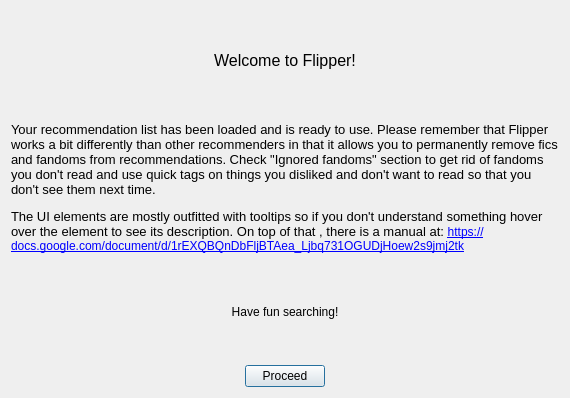
Before: the Qt Designer form UI/welcomedialog.ui in Zeks/flipper, drawn with Qt 5.
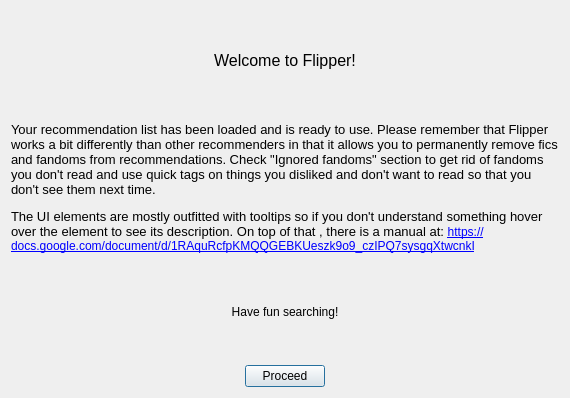
After: the same form once the commit is applied.

Commit message: 1. Metascore is now default searching mode 2. A new button to reset all filter 3. resetting all filters tries to recover from #similarfics 4. More tooltips on tags tab 5. Author ddisplay changed for authors that have invalid ids

Diff of the .ui file:
```diff
--- a/UI/welcomedialog.ui
+++ b/UI/welcomedialog.ui
@@ -17,7 +17,7 @@
    <item row="0" column="0" colspan="3">
     <widget class="QLabel" name="label">
      <property name="text">
-      <string>&lt;html&gt;&lt;head/&gt;&lt;body&gt;&lt;p align=&quot;center&quot;&gt;&lt;span style=&quot; font-size:12pt;&quot;&gt;Welcome to Flipper!&lt;/span&gt;&lt;/p&gt;&lt;p&gt;&lt;br/&gt;&lt;/p&gt;&lt;p&gt;&lt;span style=&quot; font-size:10pt;&quot;&gt;Your recommendation list has been loaded and is ready to use. Please remember that Flipper works a bit differently than other recommenders in that it allows you to permanently remove fics and fandoms from recommendations. Check &amp;quot;Ignored fandoms&amp;quot; section to get rid of fandoms you don't read and use quick tags on things you disliked and don't want to read so that you don't see them next time.&lt;/span&gt;&lt;/p&gt;&lt;p&gt;&lt;span style=&quot; font-size:10pt;&quot;&gt;The UI elements are mostly outfitted with tooltips so if you don't understand something hover over the element to see its description. On top of that , there is a manual at: &lt;/span&gt;&lt;a href=&quot;https://docs.google.com/document/d/1rEXQBQnDbFljBTAea_Ljbq731OGUDjHoew2s9jmj2tk&quot;&gt;&lt;span style=&quot; text-decoration: underline; color:#0000ff;&quot;&gt;https://docs.google.com/document/d/1rEXQBQnDbFljBTAea_Ljbq731OGUDjHoew2s9jmj2tk&lt;/span&gt;&lt;/a&gt;&lt;/p&gt;&lt;p&gt;&lt;br/&gt;&lt;/p&gt;&lt;p align=&quot;center&quot;&gt;Have fun searching!&lt;/p&gt;&lt;/body&gt;&lt;/html&gt;</string>
+      <string>&lt;html&gt;&lt;head/&gt;&lt;body&gt;&lt;p align=&quot;center&quot;&gt;&lt;span style=&quot; font-size:12pt;&quot;&gt;Welcome to Flipper!&lt;/span&gt;&lt;/p&gt;&lt;p&gt;&lt;br/&gt;&lt;/p&gt;&lt;p&gt;&lt;span style=&quot; font-size:10pt;&quot;&gt;Your recommendation list has been loaded and is ready to use. Please remember that Flipper works a bit differently than other recommenders in that it allows you to permanently remove fics and fandoms from recommendations. Check &amp;quot;Ignored fandoms&amp;quot; section to get rid of fandoms you don't read and use quick tags on things you disliked and don't want to read so that you don't see them next time.&lt;/span&gt;&lt;/p&gt;&lt;p&gt;&lt;span style=&quot; font-size:10pt;&quot;&gt;The UI elements are mostly outfitted with tooltips so if you don't understand something hover over the element to see its description. On top of that , there is a manual at: &lt;/span&gt;&lt;a href=&quot;https://docs.google.com/document/d/1RAquRcfpKMQQGEBKUeszk9o9_czIPQ7sysgqXtwcnkI/edit&quot;&gt;&lt;span style=&quot; text-decoration: underline; color:#0000ff;&quot;&gt;https://docs.google.com/document/d/1RAquRcfpKMQQGEBKUeszk9o9_czIPQ7sysgqXtwcnkI&lt;/span&gt;&lt;/a&gt;&lt;/p&gt;&lt;p&gt;&lt;br/&gt;&lt;/p&gt;&lt;p align=&quot;center&quot;&gt;Have fun searching!&lt;/p&gt;&lt;/body&gt;&lt;/html&gt;</string>
      </property>
      <property name="wordWrap">
       <bool>true</bool>
```
The commit also changes 7 other files.
